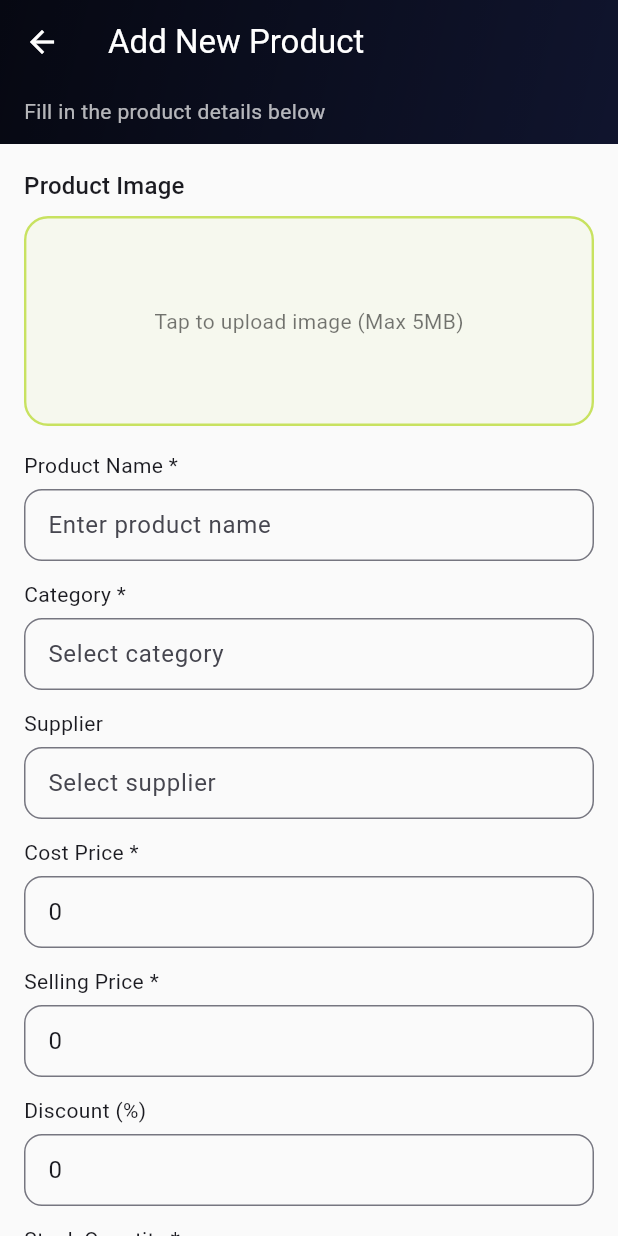
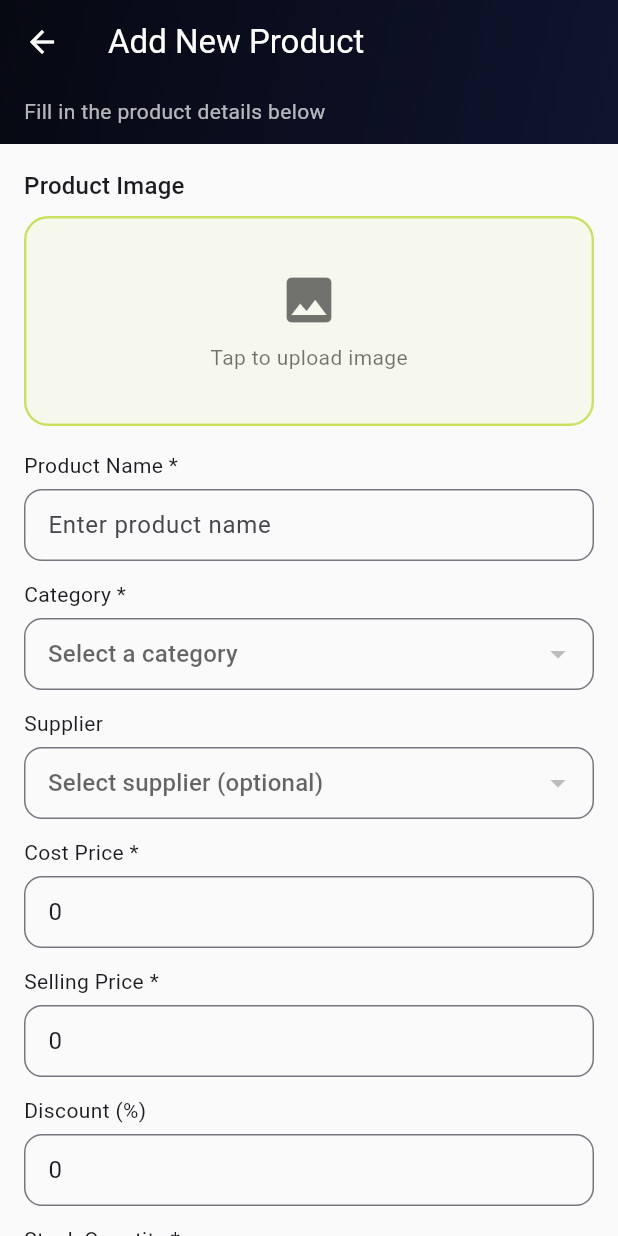
Before and after one commit to Eranga999/Flutter_pos, a Flutter app: the AddProductScreen screen opened directly, on a phone screen of 412 x 824 dp. Run offline on Flutter 3.47's test engine with Material 3 defaults, Android fonts, the light colour scheme and no system bars; our stand-ins replace fl_chart, image_picker, pdf, printing, shared_preferences; missing offline and left inert: dart:html; accounts and stored records are empty; network calls fail.

Commit message:
Refactor add product screen with dropdowns and image handling

```diff
--- a/zors_pos_mobile/lib/screens/add_product_screen.dart
+++ b/zors_pos_mobile/lib/screens/add_product_screen.dart
@@ -5,6 +5,7 @@ import 'package:image_picker/image_picker.dart';
 import 'package:provider/provider.dart';
 
 import '../models/product.dart';
+import '../models/category.dart';
 import '../providers/product_provider.dart';
 
 class AddProductScreen extends StatefulWidget {
@@ -17,8 +18,6 @@ class AddProductScreen extends StatefulWidget {
 class _AddProductScreenState extends State<AddProductScreen> {
   final _formKey = GlobalKey<FormState>();
   final _nameCtrl = TextEditingController();
-  final _categoryCtrl = TextEditingController();
-  final _supplierCtrl = TextEditingController();
   final _costCtrl = TextEditingController(text: '0');
   final _sellCtrl = TextEditingController(text: '0');
   final _discountCtrl = TextEditingController(text: '0');
@@ -27,16 +26,39 @@ class _AddProductScreenState extends State<AddProductScreen> {
   final _sizeCtrl = TextEditingController();
   final _barcodeCtrl = TextEditingController();
   final _descCtrl = TextEditingController();
+
+  String? _selectedCategory;
+  String? _selectedSupplier;
   bool _dryFood = false;
   String? _imageBase64;
+  String? _imageFileName;
+  List<int>? _imageBytes;
 
   final _picker = ImagePicker();
+  List<String> _suppliers = [];
+
+  @override
+  void initState() {
+    super.initState();
+    WidgetsBinding.instance.addPostFrameCallback((_) {
+      if (mounted) {
+        final provider = Provider.of<ProductProvider>(context, listen: false);
+        provider.fetchCategories();
+        // Fetch suppliers if needed
+        _loadSuppliers();
+      }
+    });
+  }
+
+  void _loadSuppliers() {
+    // TODO: Fetch suppliers from API if available
+    // For now, using hardcoded list or fetch from provider
+    _suppliers = ['Supplier A', 'Supplier B', 'Supplier C'];
+  }
 
   @override
   void dispose() {
     _nameCtrl.dispose();
-    _categoryCtrl.dispose();
-    _supplierCtrl.dispose();
     _costCtrl.dispose();
     _sellCtrl.dispose();
     _discountCtrl.dispose();
@@ -51,23 +73,59 @@ class _AddProductScreenState extends State<AddProductScreen> {
   Future<void> _pickImage() async {
     final res = await _picker.pickImage(
       source: ImageSource.gallery,
-      imageQuality: 60,
+      imageQuality: 5, // Extremely aggressive compression
+      maxWidth: 300, // Very small dimensions
+      maxHeight: 300,
     );
     if (res != null) {
-      // Use XFile API to support web and mobile
       final bytes = await res.readAsBytes();
-      setState(() => _imageBase64 = base64Encode(bytes));
+      setState(() {
+        _imageBytes = bytes;
+        _imageBase64 = base64Encode(bytes);
+        _imageFileName = res.name;
+      });
+      print(
+        'Image selected: ${bytes.length} bytes (base64: ${_imageBase64!.length} chars)',
+      );
     }
   }
 
   Future<void> _submit() async {
     if (!_formKey.currentState!.validate()) return;
+    if (_selectedCategory == null) {
+      ScaffoldMessenger.of(
+        context,
+      ).showSnackBar(const SnackBar(content: Text('Please select a category')));
+      return;
+    }
+
     final provider = Provider.of<ProductProvider>(context, listen: false);
+
+    // Store image locally (in-app) if selected
+    String? imageData;
+    if (_imageBase64 != null) {
+      final base64Size = _imageBase64!.length;
+      print('Base64 image size: $base64Size characters');
+
+      // If image is too large (> 500KB base64), skip it to avoid payload errors
+      if (base64Size > 500000) {
+        ScaffoldMessenger.of(context).showSnackBar(
+          const SnackBar(
+            content: Text('Image too large. Creating product without image...'),
+            duration: Duration(seconds: 2),
+          ),
+        );
+        imageData = null; // Skip image
+      } else {
+        imageData = _imageBase64;
+        print('Image stored: $base64Size chars');
+      }
+    }
 
     final product = Product(
       id: '', // server will assign _id
       name: _nameCtrl.text.trim(),
-      category: _categoryCtrl.text.trim(),
+      category: _selectedCategory!,
       description: _descCtrl.text.trim().isEmpty ? null : _descCtrl.text.trim(),
       costPrice: double.tryParse(_costCtrl.text) ?? 0,
       sellingPrice: double.tryParse(_sellCtrl.text) ?? 0,
@@ -76,10 +134,8 @@ class _AddProductScreenState extends State<AddProductScreen> {
       barcode: _barcodeCtrl.text.trim().isEmpty
           ? null
           : _barcodeCtrl.text.trim(),
-      image: _imageBase64,
-      supplier: _supplierCtrl.text.trim().isEmpty
-          ? null
-          : _supplierCtrl.text.trim(),
+      image: imageData, // Store base64 image (or null if too large)
+      supplier: _selectedSupplier,
       discount: double.tryParse(_discountCtrl.text) ?? 0,
       size: _sizeCtrl.text.trim().isEmpty ? null : _sizeCtrl.text.trim(),
       dryfood: _dryFood,
@@ -156,14 +212,31 @@ class _AddProductScreenState extends State<AddProductScreen> {
                         style: BorderStyle.solid,
                       ),
                     ),
-                    child: Center(
-                      child: Text(
-                        _imageBase64 == null
-                            ? 'Tap to upload image (Max 5MB)'
-                            : 'Image selected',
-                        style: const TextStyle(color: Colors.black54),
-                      ),
-                    ),
+                    child: _imageBase64 != null
+                        ? ClipRRect(
+                            borderRadius: BorderRadius.circular(14),
+                            child: Image.memory(
+                              base64Decode(_imageBase64!),
+                              fit: BoxFit.cover,
+                            ),
+                          )
+                        : Center(
+                            child: Column(
+                              mainAxisAlignment: MainAxisAlignment.center,
+                              children: const [
+                                Icon(
+                                  Icons.image,
+                                  size: 40,
+                                  color: Colors.black54,
+                                ),
+                                SizedBox(height: 8),
+                                Text(
+                                  'Tap to upload image',
+                                  style: TextStyle(color: Colors.black54),
+                                ),
+                              ],
+                            ),
+                          ),
                   ),
                 ),
                 const SizedBox(height: 16),
@@ -177,19 +250,67 @@ class _AddProductScreenState extends State<AddProductScreen> {
                 ),
                 const SizedBox(height: 12),
 
-                _LabeledField(
-                  label: 'Category *',
-                  controller: _categoryCtrl,
-                  validator: (v) =>
-                      (v == null || v.trim().isEmpty) ? 'Required' : null,
-                  hintText: 'Select category',
+                // Category Dropdown
+                Consumer<ProductProvider>(
+                  builder: (context, provider, _) => Column(
+                    crossAxisAlignment: CrossAxisAlignment.start,
+                    children: [
+                      const Text('Category *'),
+                      const SizedBox(height: 6),
+                      DropdownButtonFormField<String>(
+                        value: _selectedCategory,
+                        hint: const Text('Select a category'),
+                        items: provider.categories
+                            .map(
+                              (cat) => DropdownMenuItem<String>(
+                                value: cat.name,
+                                child: Text(cat.name),
+                              ),
+                            )
+                            .toList(),
+                        onChanged: (value) =>
+                            setState(() => _selectedCategory = value),
+                        validator: (v) =>
+                            v == null ? 'Please select a category' : null,
+                        decoration: InputDecoration(
+                          border: OutlineInputBorder(
+                            borderRadius: BorderRadius.circular(12),
+                          ),
+                          isDense: true,
+                        ),
+                      ),
+                    ],
+                  ),
                 ),
                 const SizedBox(height: 12),
 
-                _LabeledField(
-                  label: 'Supplier',
-                  controller: _supplierCtrl,
-                  hintText: 'Select supplier',
+                // Supplier Dropdown
+                Column(
+                  crossAxisAlignment: CrossAxisAlignment.start,
+                  children: [
+                    const Text('Supplier'),
+                    const SizedBox(height: 6),
+                    DropdownButtonFormField<String>(
+                      value: _selectedSupplier,
+                      hint: const Text('Select supplier (optional)'),
+                      items: _suppliers
+                          .map(
+                            (supplier) => DropdownMenuItem<String>(
+                              value: supplier,
+                              child: Text(supplier),
+                            ),
+                          )
+                          .toList(),
+                      onChanged: (value) =>
+                          setState(() => _selectedSupplier = value),
+                      decoration: InputDecoration(
+                        border: OutlineInputBorder(
+                          borderRadius: BorderRadius.circular(12),
+                        ),
+                        isDense: true,
+                      ),
+                    ),
+                  ],
                 ),
                 const SizedBox(height: 12),
 
```
Also changed, not shown: 1 other file.
